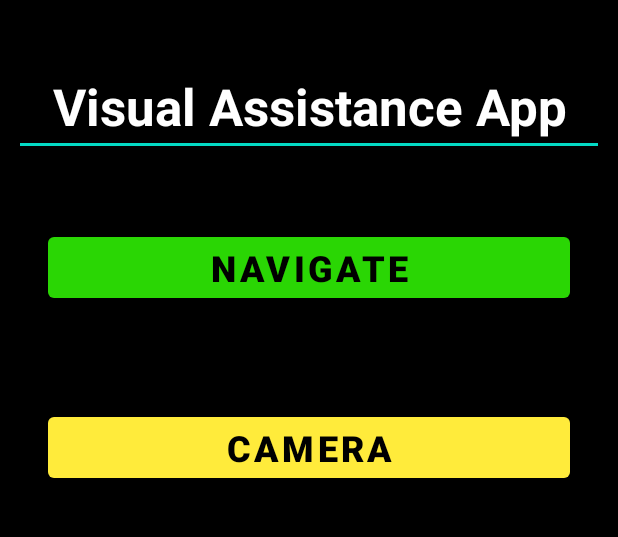
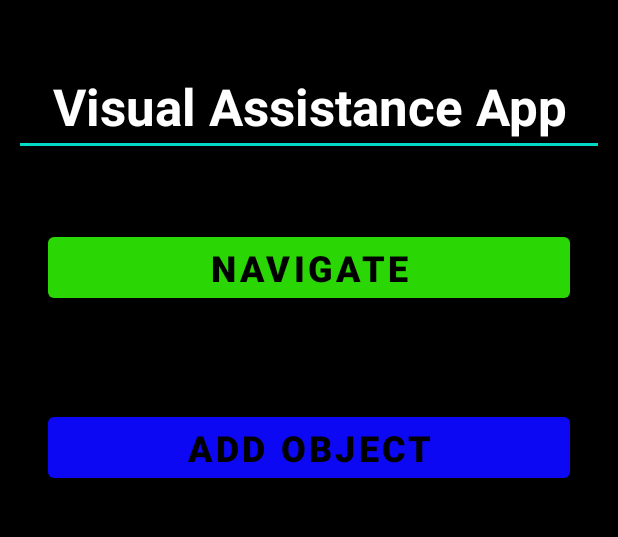
Before and after one commit to hol201jr/CS485_ObjectRecognition_project, an Android app: the screen it shows after launch (MainActivity), on a phone screen of 412 x 824 dp, the part 84-621 px from its top. Run offline under Robolectric (Android 15) with nearby library versions, the phone set to English and light mode, and no system bars.

Commit message:
Changed button colors, text

```diff
--- a/app/src/main/res/layout/activity_main.xml
+++ b/app/src/main/res/layout/activity_main.xml
@@ -14,11 +14,11 @@
         android:layout_marginStart="32dp"
         android:layout_marginTop="272dp"
         android:layout_marginEnd="32dp"
-        android:text="Camera"
+        android:text="Add Object"
         android:textColor="#000000"
         android:textSize="24sp"
         android:textStyle="normal|bold"
-        app:backgroundTint="#FFEB3B"
+        app:backgroundTint="#0C08F3"
         app:layout_constraintEnd_toEndOf="parent"
         app:layout_constraintHorizontal_bias="0.0"
         app:layout_constraintStart_toStartOf="parent"
```
